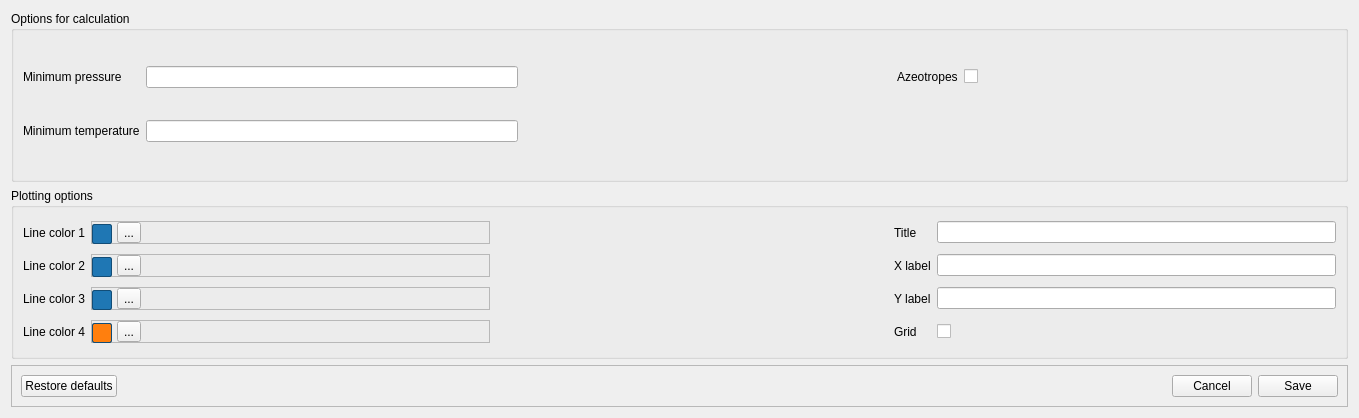
First picture: the form in addon/pycThermopack/gui/layouts/global_binary_options.ui, repository thermotools/thermopack, before the edit.
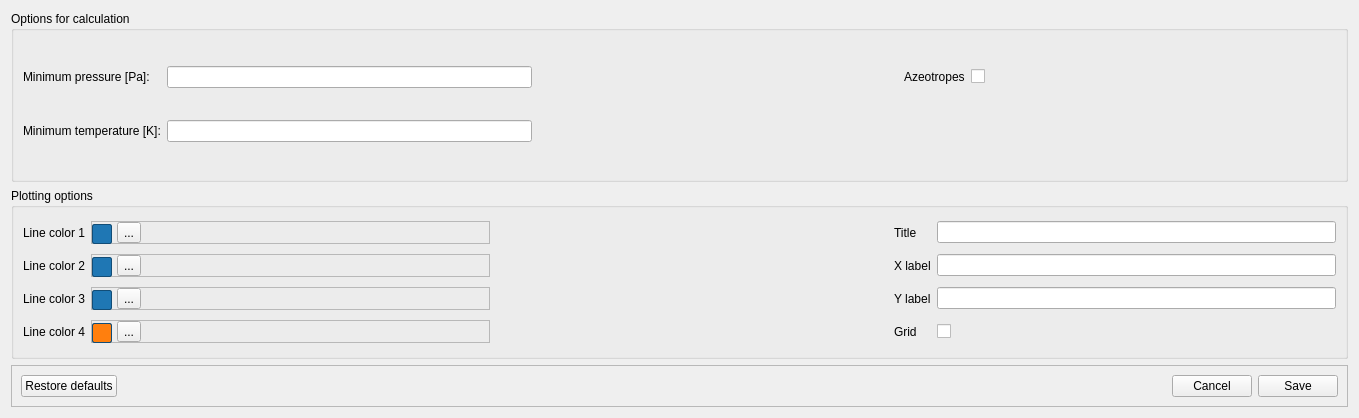
Second picture: the form after the edit.

Diff of the .ui file:
```diff
--- a/addon/pycThermopack/gui/layouts/global_binary_options.ui
+++ b/addon/pycThermopack/gui/layouts/global_binary_options.ui
@@ -29,7 +29,7 @@
       <item row="1" column="0">
        <widget class="QLabel" name="label_2">
         <property name="text">
-         <string>Minimum temperature</string>
+         <string>Minimum temperature [K]:</string>
         </property>
        </widget>
       </item>
@@ -50,7 +50,7 @@
       <item row="0" column="0">
        <widget class="QLabel" name="label">
         <property name="text">
-         <string>Minimum pressure</string>
+         <string>Minimum pressure [Pa]:</string>
         </property>
        </widget>
       </item>
```
